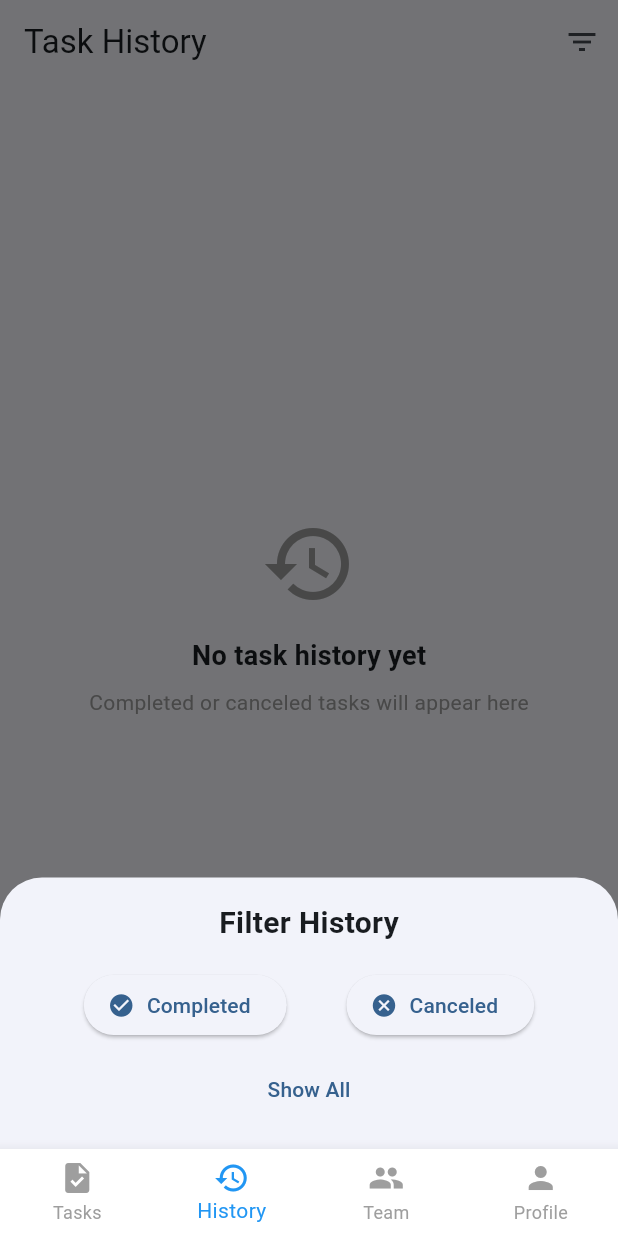
After one commit to GodManhattan/task_management_app, a Flutter app: the TaskHistoryPage screen opened by its route, after a tap on the "filter list" icon, on a phone screen of 412 x 824 dp. The commit adds this screen. Run offline on Flutter 3.47's test engine with Material 3 defaults, Android fonts, the light colour scheme and no system bars; our stand-ins replace animated_splash_screen, app_links, bloc, dio, equatable, file_picker and 11 more; accounts and stored records are empty.

Commit message:
history for tasks

```diff
--- a/lib/core/routing/app_router.dart
+++ b/lib/core/routing/app_router.dart
@@ -2,6 +2,7 @@ import 'package:flutter/material.dart';
 import 'package:go_router/go_router.dart';
 import 'package:task_management_app/core/routing/global_route_observer.dart';
 import 'package:task_management_app/presentation/pages/home/team_page.dart';
+import 'package:task_management_app/presentation/pages/tasks/task_history.page.dart';
 import '../../presentation/pages/auth/login_page.dart';
 import '../../presentation/pages/auth/register_page.dart';
 import '../../presentation/pages/auth/forgot_password_page.dart';
@@ -74,7 +75,15 @@ class AppRouter {
               ),
             ],
           ),
-
+          GoRoute(
+            path: '/history',
+            pageBuilder:
+                (context, state) => NoTransitionPage(
+                  key: state.pageKey,
+                  restorationId: 'history-page',
+                  child: const TaskHistoryPage(),
+                ),
+          ),
           // Team tab
           GoRoute(path: '/team', builder: (context, state) => const TeamPage()),
 
--- a/lib/core/routing/navigation_helpers.dart
+++ b/lib/core/routing/navigation_helpers.dart
@@ -41,4 +41,7 @@ extension GoRouterNavigation on BuildContext {
 
   /// Sign out and navigate to login
   void signOut() => GoRouter.of(this).go('/login');
+
+  /// Navigate to history
+  void goToHistory() => GoRouter.of(this).go('/history');
 }
--- a/lib/cubits/task/cubit/task_cubit.dart
+++ b/lib/cubits/task/cubit/task_cubit.dart
@@ -211,4 +211,68 @@ class TaskCubit extends Cubit<TaskState> {
       // Don't emit error state here as it might disrupt current state
     }
   }
+  // Load history tasks (completed and cancelled)
+  Future<void> loadTasksHistory({bool forceRefresh = false}) async {
+    // Don't reload if we already have tasks cached (unless forced)
+    if (_cachedTasks.isNotEmpty && !forceRefresh) {
+      final historyTasks =
+          _cachedTasks
+              .where(
+                (task) =>
+                    task.status == TaskStatus.completed ||
+                    task.status == TaskStatus.canceled,
+              )
+              .toList();
+      emit(TasksLoaded(historyTasks));
+      return;
+    }
+
+    emit(TaskLoading());
+    try {
+      // First, load all tasks
+      final allTasks = await _taskRepository.getTasks();
+      _cachedTasks = allTasks; // Update the cache
+
+      // Filter for completed and canceled tasks
+      final historyTasks =
+          allTasks
+              .where(
+                (task) =>
+                    task.status == TaskStatus.completed ||
+                    task.status == TaskStatus.canceled,
+              )
+              .toList();
+
+      emit(TasksLoaded(historyTasks));
+    } catch (e) {
+      emit(TaskError('Failed to load task history: ${e.toString()}'));
+      logger.e('Failed to load task history', error: e);
+    }
+  }
+
+  // Load tasks by completion date (most recent first)
+  Future<void> loadTasksByCompletionDate() async {
+    emit(TaskLoading());
+    try {
+      // Get all tasks
+      final tasks = await _taskRepository.getTasks();
+      _cachedTasks = tasks; // Update the cache
+
+      // Filter history tasks and sort by updated_at (completion date)
+      final historyTasks =
+          tasks
+              .where(
+                (task) =>
+                    task.status == TaskStatus.completed ||
+                    task.status == TaskStatus.canceled,
+              )
+              .toList()
+            ..sort((a, b) => b.updatedAt.compareTo(a.updatedAt));
+
+      emit(TasksLoaded(historyTasks));
+    } catch (e) {
+      emit(TaskError('Failed to load task history: ${e.toString()}'));
+      logger.e('Failed to load tasks by completion date', error: e);
+    }
+  }
 }
--- a/lib/presentation/pages/home/home_page.dart
+++ b/lib/presentation/pages/home/home_page.dart
@@ -13,8 +13,13 @@ class HomePage extends StatelessWidget {
       bottomNavigationBar: BottomNavigationBar(
         currentIndex: _calculateSelectedIndex(context),
         onTap: (index) => _onItemTapped(index, context),
+        type: BottomNavigationBarType.fixed, // Required for 4+ items
+        backgroundColor: Colors.white, // Change background color
+        selectedItemColor: Colors.blue, // Change selected item color
+        unselectedItemColor: Colors.grey, // Change unselected item color
         items: const [
           BottomNavigationBarItem(icon: Icon(Icons.task), label: 'Tasks'),
+          BottomNavigationBarItem(icon: Icon(Icons.history), label: 'History'),
           BottomNavigationBarItem(icon: Icon(Icons.people), label: 'Team'),
           BottomNavigationBarItem(icon: Icon(Icons.person), label: 'Profile'),
         ],
@@ -25,8 +30,9 @@ class HomePage extends StatelessWidget {
   int _calculateSelectedIndex(BuildContext context) {
     final String location = GoRouterState.of(context).uri.toString();
     if (location.startsWith('/tasks')) return 0;
-    if (location.startsWith('/team')) return 1;
-    if (location.startsWith('/profile')) return 2;
+    if (location.startsWith('/history')) return 1;
+    if (location.startsWith('/team')) return 2;
+    if (location.startsWith('/profile')) return 3;
     return 0;
   }
 
@@ -36,9 +42,12 @@ class HomePage extends StatelessWidget {
         context.go('/tasks');
         break;
       case 1:
+        context.go('/history');
+        break;
+      case 2:
         context.go('/team');
         break;
-      case 2:
+      case 3:
         context.go('/profile');
         break;
     }
--- /dev/null
+++ b/lib/presentation/pages/tasks/task_history.page.dart
@@ -0,0 +1,214 @@
+import 'package:flutter/material.dart';
+import 'package:flutter_bloc/flutter_bloc.dart';
+import 'package:go_router/go_router.dart';
+import 'package:intl/intl.dart';
+import 'package:task_management_app/cubits/task/cubit/task_cubit.dart';
+import 'package:task_management_app/domain/models/task.model.dart';
+
+class TaskHistoryPage extends StatefulWidget {
+  const TaskHistoryPage({super.key});
+
+  @override
+  State<TaskHistoryPage> createState() => _TaskHistoryPageState();
+}
+
+class _TaskHistoryPageState extends State<TaskHistoryPage> {
+  final List<TaskStatus> _historyStatuses = [
+    TaskStatus.completed,
+    TaskStatus.canceled,
+  ];
+
+  @override
+  void initState() {
+    super.initState();
+    WidgetsBinding.instance.addPostFrameCallback((_) {
+      context.read<TaskCubit>().loadTasksHistory();
+    });
+  }
+
+  @override
+  Widget build(BuildContext context) {
+    return Scaffold(
+      appBar: AppBar(
+        title: const Text('Task History'),
+        actions: [
+          IconButton(
+            icon: const Icon(Icons.filter_list),
+            onPressed: () => _showFilterDialog(context),
+          ),
+        ],
+      ),
+      body: BlocBuilder<TaskCubit, TaskState>(
+        builder: (context, state) {
+          if (state is TaskLoading) {
+            return const Center(child: CircularProgressIndicator());
+          } else if (state is TasksLoaded) {
+            final historyTasks =
+                state.tasks
+                    .where((task) => _historyStatuses.contains(task.status))
+                    .toList();
+
+            return historyTasks.isEmpty
+                ? _buildEmptyState()
+                : _buildHistoryList(historyTasks);
+          }
+          return const Center(child: Text('No history available'));
+        },
+      ),
+    );
+  }
+
+  Widget _buildHistoryList(List<Task> tasks) {
+    // Sort by completion date (newest first)
+    tasks.sort((a, b) => b.updatedAt.compareTo(a.updatedAt));
+
+    return ListView.builder(
+      itemCount: tasks.length,
+      itemBuilder: (context, index) {
+        final task = tasks[index];
+        final completedDate = DateFormat('MMM dd, yyyy').format(task.updatedAt);
+
+        // Add headers for month groups
+        Widget? header;
+        if (index == 0 ||
+            !_isSameMonth(tasks[index - 1].updatedAt, task.updatedAt)) {
+          header = Padding(
+            padding: const EdgeInsets.only(left: 16, top: 16, bottom: 8),
+            child: Text(
+              DateFormat('MMMM yyyy').format(task.updatedAt),
+              style: const TextStyle(
+                fontSize: 18,
+                fontWeight: FontWeight.bold,
+                color: Colors.blueGrey,
+              ),
+            ),
+          );
+        }
+
+        return Column(
+          crossAxisAlignment: CrossAxisAlignment.start,
+          children: [
+            if (header != null) header,
+            Card(
+              margin: const EdgeInsets.symmetric(horizontal: 16, vertical: 4),
+              child: ListTile(
+                title: Text(
+                  task.title,
+                  style: TextStyle(
+                    decoration:
+                        task.status == TaskStatus.canceled
+                            ? TextDecoration.lineThrough
+                            : null,
+                  ),
+                ),
+                subtitle: Text(
+                  '${task.status == TaskStatus.completed ? "Completed" : "Canceled"} on $completedDate',
+                  style: TextStyle(
+                    color:
+                        task.status == TaskStatus.completed
+                            ? Colors.green
+                            : Colors.red,
+                  ),
+                ),
+                leading: _buildStatusIcon(task.status),
+                trailing: const Icon(Icons.chevron_right),
+                onTap: () => context.go('/tasks/${task.id}'),
+              ),
+            ),
+          ],
+        );
+      },
+    );
+  }
+
+  bool _isSameMonth(DateTime a, DateTime b) {
+    return a.year == b.year && a.month == b.month;
+  }
+
+  Widget _buildStatusIcon(TaskStatus status) {
+    return CircleAvatar(
+      backgroundColor:
+          status == TaskStatus.completed
+              ? Colors.green.withOpacity(0.2)
+              : Colors.red.withOpacity(0.2),
+      child: Icon(
+        status == TaskStatus.completed ? Icons.check_circle : Icons.cancel,
+        color: status == TaskStatus.completed ? Colors.green : Colors.red,
+      ),
+    );
+  }
+
+  Widget _buildEmptyState() {
+    return Center(
+      child: Column(
+        mainAxisAlignment: MainAxisAlignment.center,
+        children: [
+          const Icon(Icons.history, size: 64, color: Colors.grey),
+          const SizedBox(height: 16),
+          const Text(
+            'No task history yet',
+            style: TextStyle(fontSize: 18, fontWeight: FontWeight.bold),
+          ),
+          const SizedBox(height: 8),
+          const Text(
+            'Completed or canceled tasks will appear here',
+            style: TextStyle(color: Colors.grey),
+          ),
+        ],
+      ),
+    );
+  }
+
+  void _showFilterDialog(BuildContext context) {
+    showModalBottomSheet(
+      context: context,
+      builder:
+          (context) => Padding(
+            padding: const EdgeInsets.all(16.0),
+            child: Column(
+              mainAxisSize: MainAxisSize.min,
+              children: [
+                const Text(
+                  'Filter History',
+                  style: TextStyle(fontSize: 20, fontWeight: FontWeight.bold),
+                ),
+                const SizedBox(height: 16),
+                Row(
+                  mainAxisAlignment: MainAxisAlignment.spaceEvenly,
+                  children: [
+                    ElevatedButton.icon(
+                      icon: const Icon(Icons.check_circle),
+                      label: const Text('Completed'),
+                      onPressed: () {
+                        context.read<TaskCubit>().loadTasksByStatus(
+                          TaskStatus.completed,
+                        );
+                        Navigator.pop(context);
+                      },
+                    ),
+                    ElevatedButton.icon(
+                      icon: const Icon(Icons.cancel),
+                      label: const Text('Canceled'),
+                      onPressed: () {
+                        context.read<TaskCubit>().loadTasksByStatus(
+                          TaskStatus.canceled,
+                        );
+                        Navigator.pop(context);
+                      },
+                    ),
+                  ],
+                ),
+                const SizedBox(height: 8),
+                TextButton(
+                  onPressed: () {
+                    context.read<TaskCubit>().loadTasksHistory();
+                    Navigator.pop(context);
+                  },
+                  child: const Text('Show All'),
+                ),
+              ],
+            ),
+          ),
+    );
+  }
+}
```
Also changed, not shown: lib/presentation/pages/tasks/task_history.widget.dart (added, +204 -0 lines).
